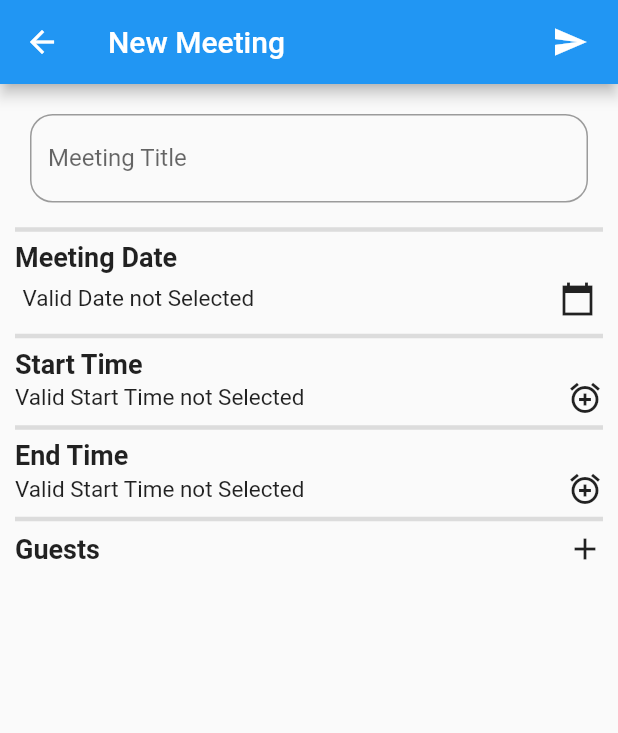
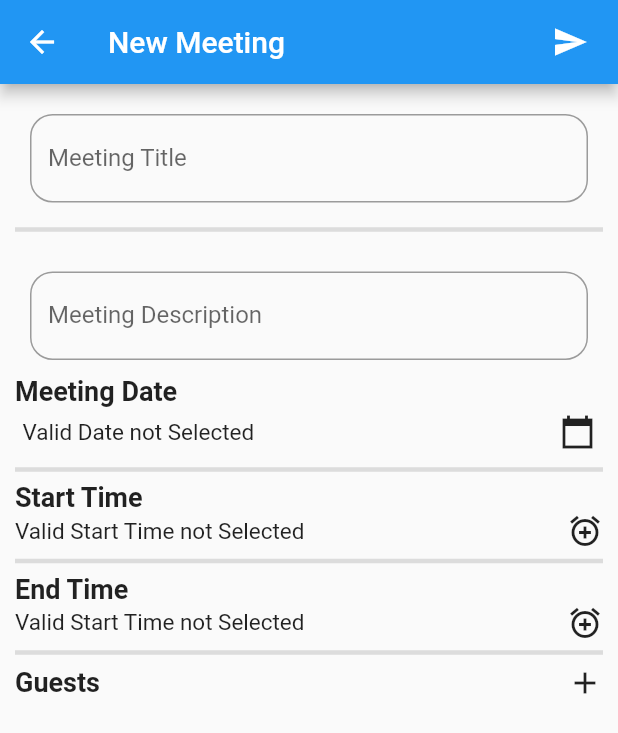
Before and after one commit to CSC4350-MW1/VirusValidate, a Flutter app: the NewMeetingPage screen opened directly, on a phone screen of 412 x 824 dp. Shown: the top 733 px of the screen. Run offline on Flutter 3.47's test engine with Material 2 defaults, Android fonts, the light colour scheme and no system bars; our stand-ins replace cloud_firestore, firebase_auth, firebase_core; missing offline and left inert: social; accounts and stored records are empty.

Commit message:
Added TextFormField for meeting title and description

```diff
--- a/virus_validate/lib/forms/new_meeting_form.dart
+++ b/virus_validate/lib/forms/new_meeting_form.dart
@@ -23,7 +23,8 @@ class _NewMeetingFormState extends State<NewMeetingForm> {
   DateTime? meetingDateStartTime;
   DateTime? meetingDateEndTime;
 
-  TextEditingController meetingTitle = TextEditingController();
+  final TextEditingController _meetingTitle = TextEditingController();
+  final TextEditingController _meetingDescription = TextEditingController();
 
   List<TextEditingController> guestEmails = <TextEditingController>[];
 
@@ -102,14 +103,36 @@ class _NewMeetingFormState extends State<NewMeetingForm> {
               const SizedBox(height: 10.0,),
               Container(
                 padding: const EdgeInsets.all(10.0),
-                child: TextField(
-                  controller: meetingTitle,
+                child: TextFormField(
+                  controller: _meetingTitle,
                   minLines: 1,
                   maxLines: 2,
                   decoration: inputStyling('Meeting Title'),
+                  validator: (value) {
+                    if (value == null || value.isEmpty) {
+                      return "Title cannot be empty";
+                    }
+                    return null;
+                  },
                 ),
               ),
               const Divider(thickness: 3.0,),
+              const SizedBox(height: 10.0,),
+              Container(
+                padding: const EdgeInsets.all(10.0),
+                child: TextFormField(
+                  controller: _meetingDescription,
+                  minLines: 1,
+                  maxLines: 2,
+                  decoration: inputStyling('Meeting Description'),
+                  validator: (value) {
+                    if (value == null || value.isEmpty) {
+                      return "Meeting Description cannot be empty";
+                    }
+                    return null;
+                  },
+                ),
+              ),
               myHeaderText("Meeting Date"),
               Padding(
                 padding: const EdgeInsets.all(5.0),
```
